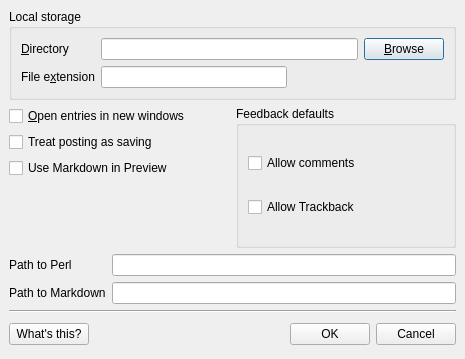
This is PrefsForm41.ui in IndigoJo/qtm-1.x as Qt 5 draws it before an edit. The edited form follows.
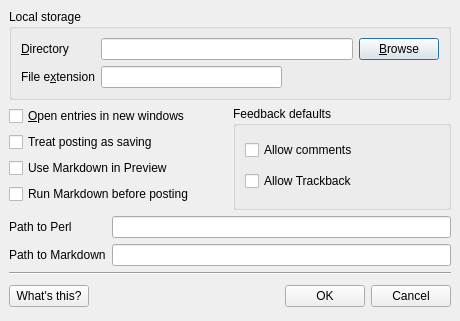
This is the edited form.

Commit message:
New function for Markdown processing; new checkboxes in prefs
EditingWindow.cc,h - New function ProcessWithMarkdown to turn Markdowned entries into XHTML
PrefsForm*.ui - New checkboxes to process Markdown entries at posting time (not implemented yet)

Patch:
```diff
--- a/PrefsForm41.ui
+++ b/PrefsForm41.ui
@@ -8,8 +8,8 @@
    <rect>
     <x>0</x>
     <y>0</y>
-    <width>465</width>
-    <height>359</height>
+    <width>460</width>
+    <height>309</height>
    </rect>
   </property>
   <property name="windowTitle" >
@@ -94,19 +94,6 @@
      <property name="spacing" >
       <number>6</number>
      </property>
-     <item row="3" column="0" >
-      <spacer>
-       <property name="orientation" >
-        <enum>Qt::Vertical</enum>
-       </property>
-       <property name="sizeHint" >
-        <size>
-         <width>20</width>
-         <height>40</height>
-        </size>
-       </property>
-      </spacer>
-     </item>
      <item row="0" column="0" >
       <widget class="QCheckBox" name="chUseNewWindows" >
        <property name="text" >
@@ -131,7 +118,7 @@
        </property>
       </widget>
      </item>
-     <item rowspan="4" row="0" column="1" >
+     <item rowspan="5" row="0" column="1" >
       <widget class="QGroupBox" name="gbFeedbackDefaults" >
        <property name="title" >
         <string>Feedback defaults</string>
@@ -160,6 +147,16 @@
        </layout>
       </widget>
      </item>
+     <item row="3" column="0" >
+      <widget class="QCheckBox" name="chDoMarkdownWhenPosting" >
+       <property name="whatsThis" >
+        <string>This makes QTM run Markdown to turn your text into HTML before sending it to the web server.  This is ideal if your blogging application does not support Markdown; if it does, you can send an entry as it is.</string>
+       </property>
+       <property name="text" >
+        <string>Run Markdown before posting</string>
+       </property>
+      </widget>
+     </item>
     </layout>
    </item>
    <item>
@@ -228,7 +225,7 @@
        <property name="orientation" >
         <enum>Qt::Horizontal</enum>
        </property>
-       <property name="sizeHint" >
+       <property name="sizeHint" stdset="0" >
         <size>
          <width>91</width>
          <height>31</height>
```
Left out of the diff: 26 changed lines with no effect on the pictures. The commit also changes 3 other files.
